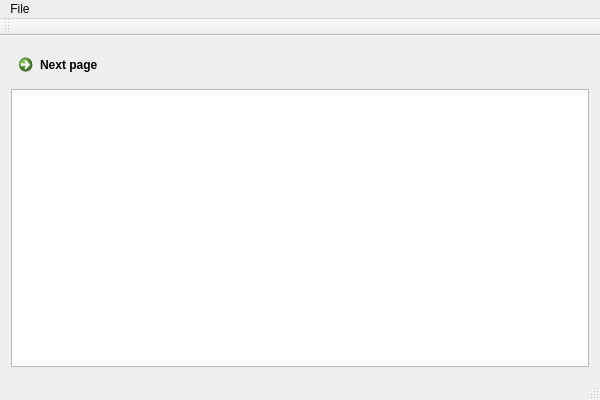
Above: mainwindow.ui from tstaerk/quickpen before the change. Below: the same form after it.
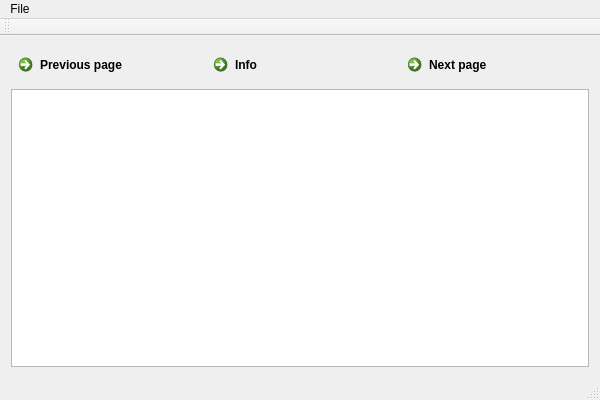
That is the form after the change.

Commit message: Allow to move back one page

The edit to the form file:
```diff
--- a/mainwindow.ui
+++ b/mainwindow.ui
@@ -15,16 +15,30 @@
   </property>
   <widget class="QWidget" name="centralWidget">
    <layout class="QGridLayout" name="gridLayout">
-    <item row="1" column="0" colspan="2">
-     <widget class="QGraphicsView" name="graphicsView"/>
+    <item row="0" column="0">
+     <widget class="QCommandLinkButton" name="commandLinkButton_2">
+      <property name="text">
+       <string>Previous page</string>
+      </property>
+     </widget>
     </item>
-    <item row="0" column="0" colspan="2">
+    <item row="0" column="2">
      <widget class="QCommandLinkButton" name="commandLinkButton">
       <property name="text">
        <string>Next page</string>
       </property>
      </widget>
     </item>
+    <item row="1" column="0" colspan="3">
+     <widget class="QGraphicsView" name="graphicsView"/>
+    </item>
+    <item row="0" column="1">
+     <widget class="QCommandLinkButton" name="commandLinkButton_3">
+      <property name="text">
+       <string>Info</string>
+      </property>
+     </widget>
+    </item>
    </layout>
   </widget>
   <widget class="QMenuBar" name="menuBar">
```
Left out of the diff: 2 changed lines with no effect on the pictures. The commit also changes 2 other files.
